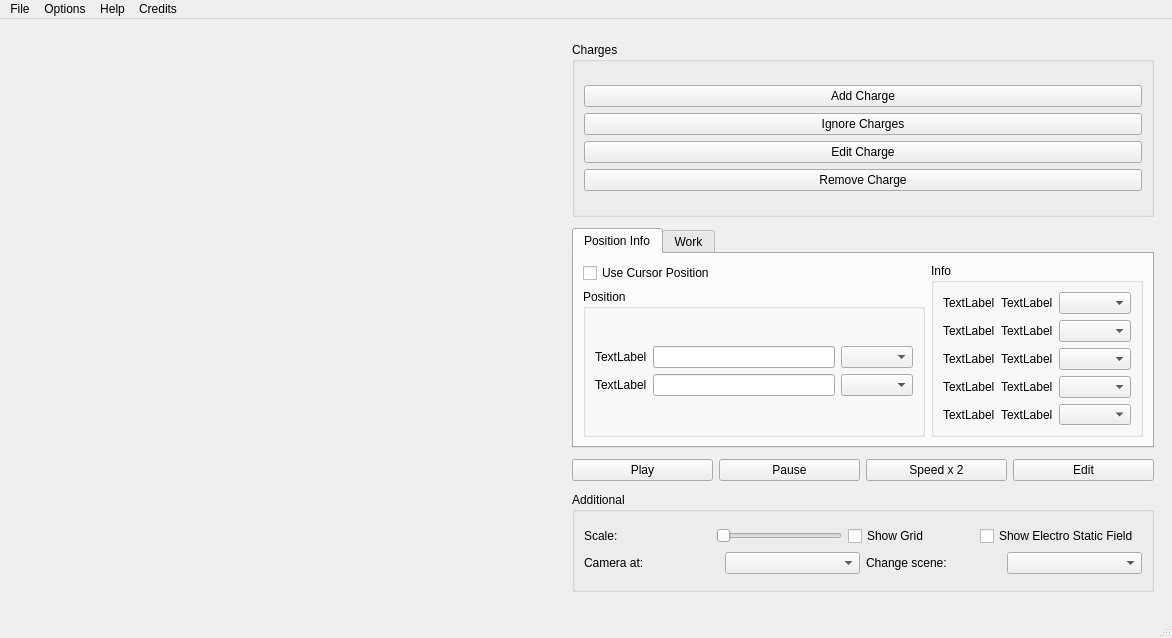
This is Interface/mainwindow.ui in TimeToStop/ElectroStaticFieldSimulator as Qt 5 draws it before an edit. The edited form follows.
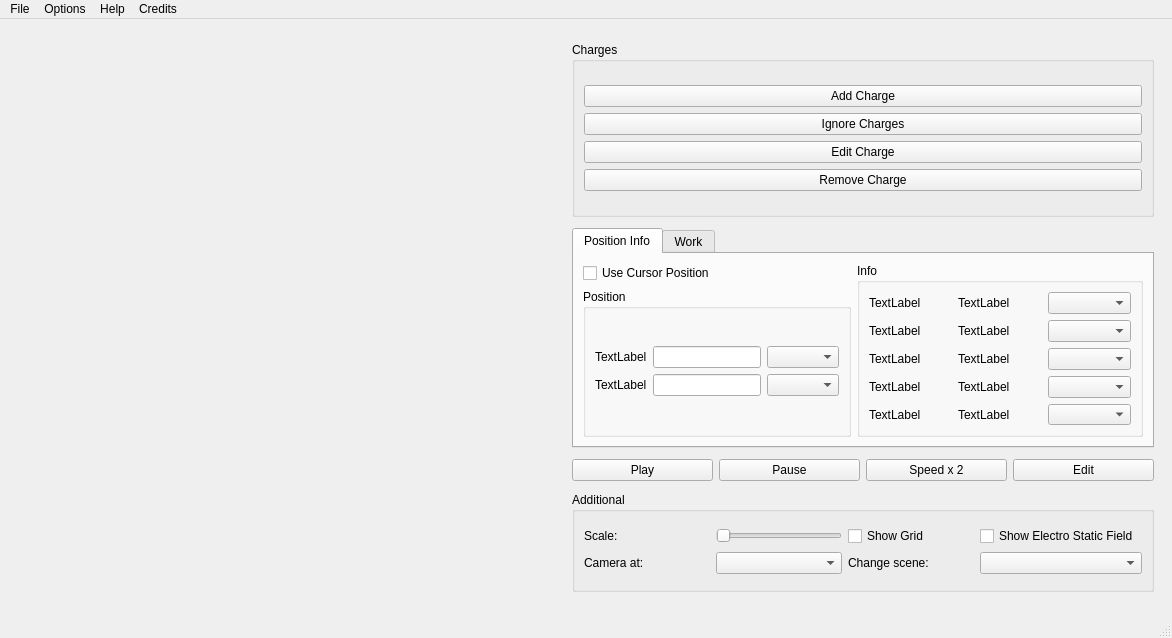
This is the edited form. Custom widgets are drawn as their Qt base class.

The edit to the form file:
```diff
--- a/Interface/mainwindow.ui
+++ b/Interface/mainwindow.ui
@@ -93,17 +93,15 @@
            </property>
            <layout class="QGridLayout" name="gridLayout_3">
             <item row="0" column="0">
-             <layout class="QVBoxLayout" name="verticalLayout_3">
-              <item>
-               <layout class="QHBoxLayout" name="horizontalLayout_4">
-                <item>
+             <layout class="QGridLayout" name="gridLayout_10">
+              <item row="0" column="0">
                  <widget class="QLabel" name="label">
                   <property name="text">
                    <string>Scale:</string>
                   </property>
                  </widget>
                 </item>
-                <item>
+              <item row="0" column="1">
                  <widget class="QSlider" name="horizontalSlider">
                   <property name="sizePolicy">
                    <sizepolicy hsizetype="Preferred" vsizetype="Fixed">
@@ -116,49 +114,43 @@
                   </property>
                  </widget>
                 </item>
-                <item>
+              <item row="0" column="2">
                  <widget class="QCheckBox" name="m_show_grid">
                   <property name="text">
                    <string>Show Grid</string>
                   </property>
                  </widget>
                 </item>
-                <item>
+              <item row="0" column="3">
                  <widget class="QCheckBox" name="checkBox_2">
                   <property name="text">
                    <string>Show Electro Static Field </string>
                   </property>
                  </widget>
                 </item>
-               </layout>
-              </item>
-              <item>
-               <layout class="QHBoxLayout" name="horizontalLayout_5">
-                <item>
+              <item row="1" column="0">
                  <widget class="QLabel" name="label_2">
                   <property name="text">
                    <string>Camera at:</string>
                   </property>
                  </widget>
                 </item>
-                <item>
-                 <widget class="QComboBox" name="comboBox"/>
-                </item>
-                <item>
+              <item row="1" column="1">
+               <widget class="QComboBox" name="m_camera_change"/>
+              </item>
+              <item row="1" column="2">
                  <widget class="QLabel" name="label_3">
                   <property name="text">
                    <string>Change scene:</string>
                   </property>
                  </widget>
                 </item>
-                <item>
+              <item row="1" column="3">
                  <widget class="QComboBox" name="comboBox_2"/>
                 </item>
                </layout>
               </item>
              </layout>
-            </item>
-           </layout>
           </widget>
          </item>
          <item row="0" column="0">
@@ -247,6 +239,12 @@
                  </item>
                  <item>
                   <widget class="QGroupBox" name="groupBox_3">
+                   <property name="sizePolicy">
+                    <sizepolicy hsizetype="Fixed" vsizetype="Preferred">
+                     <horstretch>0</horstretch>
+                     <verstretch>0</verstretch>
+                    </sizepolicy>
+                   </property>
                    <property name="title">
                     <string>Position</string>
                    </property>
```
Left out of the diff: 153 changed lines with no effect on the pictures. Lines whose indentation alone changed are shown as unchanged.
